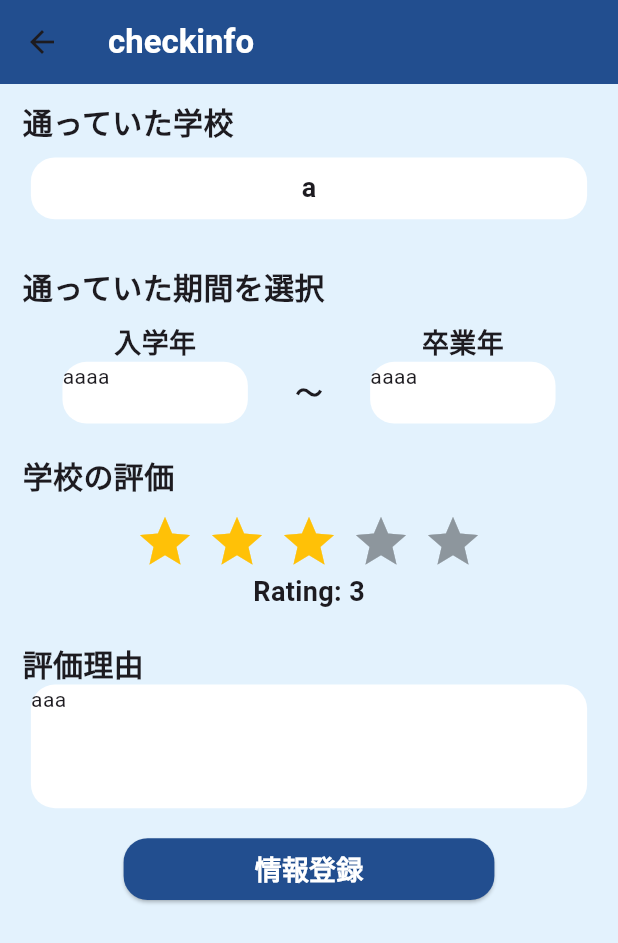
After one commit to ziburi-hiro/new_plusch, a Flutter app: the CheckInfoPage screen opened directly, on a phone screen of 412 x 824 dp. The commit adds this screen. Shown: the top 943 px of the screen. Run offline on Flutter 3.47's test engine with Material 3 defaults, Android fonts, the phone set to English and light mode, and no system bars; drawn by our look-alikes of flutter_rating_bar; our stand-ins replace carousel_slider, cloud_firestore, dots_indicator, firebase_auth, firebase_core, flutter_datetime_picker_plus and 5 more; accounts and stored records are empty.

Commit message:
make check info page

```diff
--- a/lib/Components/prefecture_area/hokkaido_area_button.dart
+++ b/lib/Components/prefecture_area/hokkaido_area_button.dart
@@ -95,9 +95,9 @@ class _HokkaidoAreaState extends State<HokkaidoArea> {
                                             itemBuilder: (BuildContext context,int index) {
                                               return Card(
                                                   child: ListTile(
-                                                    title: Text(data[index].name),
+                                                    title: Text(data[index].schoolName),
                                                     onTap: () async {
-                                                      Navigator.pop(context,[data[index].name.toString(),data[index].uid.toString()]);
+                                                      Navigator.pop(context,[data[index].schoolName.toString(),data[index].schoolId.toString()]);
                                                     },
                                                   )
                                                 );
--- a/lib/Components/prefecture_area/kantou_area_button.dart
+++ b/lib/Components/prefecture_area/kantou_area_button.dart
@@ -121,9 +121,9 @@ class _KantouAreaState extends State<KantouArea> {
                                                   itemBuilder: (BuildContext context,int index) {
                                                     return Card(
                                                         child: ListTile(
-                                                          title: Text(data[index].name),
+                                                          title: Text(data[index].schoolName),
                                                           onTap: () async {
-                                                            Navigator.pop(context,[data[index].name.toString(),data[index].uid.toString()]);
+                                                            Navigator.pop(context,[data[index].schoolName.toString(),data[index].schoolId.toString()]);
                                                           },
                                                         )
                                                     );
--- a/lib/Components/prefecture_area/kinki_area_button.dart
+++ b/lib/Components/prefecture_area/kinki_area_button.dart
@@ -128,9 +128,9 @@ class _KinkiAreaState extends State<KinkiArea> {
                                                   itemBuilder: (BuildContext context,int index) {
                                                     return Card(
                                                         child: ListTile(
-                                                          title: Text(data[index].name),
+                                                          title: Text(data[index].schoolName),
                                                           onTap: () async {
-                                                            Navigator.pop(context,[data[index].name.toString(),data[index].uid.toString()]);
+                                                            Navigator.pop(context,[data[index].schoolName.toString(),data[index].schoolId.toString()]);
                                                           },
                                                         )
                                                     );
--- a/lib/Components/prefecture_area/kyushu_area_button.dart
+++ b/lib/Components/prefecture_area/kyushu_area_button.dart
@@ -129,9 +129,9 @@ class _KyushuAreaState extends State<KyushuArea> {
                                                   itemBuilder: (BuildContext context,int index) {
                                                     return Card(
                                                         child: ListTile(
-                                                          title: Text(data[index].name),
+                                                          title: Text(data[index].schoolName),
                                                           onTap: () async {
-                                                            Navigator.pop(context,[data[index].name.toString(),data[index].uid.toString()]);
+                                                            Navigator.pop(context,[data[index].schoolName.toString(),data[index].schoolId.toString()]);
                                                           },
                                                         )
                                                     );
--- a/lib/Components/prefecture_area/shikoku_area_button.dart
+++ b/lib/Components/prefecture_area/shikoku_area_button.dart
@@ -125,9 +125,9 @@ class _ShikokuAreaState extends State<ShikokuArea> {
                                                   itemBuilder: (BuildContext context,int index) {
                                                     return Card(
                                                         child: ListTile(
-                                                          title: Text(data[index].name),
+                                                          title: Text(data[index].schoolName),
                                                           onTap: () async {
-                                                            Navigator.pop(context,[data[index].name.toString(),data[index].uid.toString()]);
+                                                            Navigator.pop(context,[data[index].schoolName.toString(),data[index].schoolId.toString()]);
                                                           },
                                                         )
                                                     );
--- a/lib/Components/prefecture_area/tohoku_area_button.dart
+++ b/lib/Components/prefecture_area/tohoku_area_button.dart
@@ -121,9 +121,9 @@ class _TouhokuAreaState extends State<TouhokuArea> {
                                                 itemBuilder: (BuildContext context,int index) {
                                                   return Card(
                                                       child: ListTile(
-                                                        title: Text(data[index].name),
+                                                        title: Text(data[index].schoolName),
                                                         onTap: () async {
-                                                          Navigator.pop(context,[data[index].name.toString(),data[index].uid.toString()]);
+                                                          Navigator.pop(context,[data[index].schoolName.toString(),data[index].schoolId.toString()]);
                                                         },
                                                       )
                                                   );
--- a/lib/Components/prefecture_area/tyubu_area_button.dart
+++ b/lib/Components/prefecture_area/tyubu_area_button.dart
@@ -130,9 +130,9 @@ class _TyubuAreaState extends State<TyubuArea> {
                                                   itemBuilder: (BuildContext context,int index) {
                                                     return Card(
                                                         child: ListTile(
-                                                          title: Text(data[index].name),
+                                                          title: Text(data[index].schoolName),
                                                           onTap: () async {
-                                                            Navigator.pop(context,[data[index].name.toString(),data[index].uid.toString()]);
+                                                            Navigator.pop(context,[data[index].schoolName.toString(),data[index].schoolId.toString()]);
                                                           },
                                                         )
                                                     );
--- a/lib/Components/prefecture_area/tyugoku_area_button.dart
+++ b/lib/Components/prefecture_area/tyugoku_area_button.dart
@@ -126,9 +126,9 @@ class _TyugokuAreaState extends State<TyugokuArea> {
                                                   itemBuilder: (BuildContext context,int index) {
                                                     return Card(
                                                         child: ListTile(
-                                                          title: Text(data[index].name),
+                                                          title: Text(data[index].schoolName),
                                                           onTap: () async {
-                                                            Navigator.pop(context,[data[index].name.toString(),data[index].uid.toString()]);
+                                                            Navigator.pop(context,[data[index].schoolName.toString(),data[index].schoolId.toString()]);
                                                           },
                                                         )
                                                     );
--- /dev/null
+++ b/lib/Screen/after_login/mypage_related/check_info_page.dart
@@ -0,0 +1,237 @@
+import 'package:flutter/material.dart';
+import 'package:flutter_rating_bar/flutter_rating_bar.dart';
+import 'package:flutter_screenutil/flutter_screenutil.dart';
+import 'package:plusch/Constants/colors.dart';
+
+class CheckInfoPage extends StatefulWidget {
+  const CheckInfoPage({super.key});
+
+  @override
+  State<CheckInfoPage> createState() => _CheckInfoPageState();
+}
+
+class _CheckInfoPageState extends State<CheckInfoPage> {
+  @override
+  Widget build(BuildContext context) {
+    var screenSize = MediaQuery.of(context).size;
+
+    return Scaffold(
+      backgroundColor: mainBackColor,
+      appBar: AppBar(
+        title: const Text('checkinfo',style: TextStyle(
+          color: Colors.white,
+          fontWeight: FontWeight.bold,
+        ),),
+        backgroundColor: appbarColor,
+      ),
+      body: SingleChildScrollView(
+        child: ScreenUtilInit(
+          designSize: const Size(393, 852),
+          child: Column(
+            children: [
+
+              ///学校名
+              const Padding(
+                padding: EdgeInsets.only(top: 10.0, left: 15.0),
+                child: Align(
+                  alignment: Alignment.centerLeft,
+                  child: Text('通っていた学校',style: TextStyle(
+                    fontWeight: FontWeight.bold,
+                    fontSize: 20,
+                  ),),
+                ),
+              ),
+
+              Padding(
+                padding: const EdgeInsets.all(10.0),
+                child: Column(
+                  children: [
+                    ///登録されている学校名を表示
+                    Container(
+                      width: screenSize.width*0.9,
+                      height: screenSize.height*0.05,
+                      decoration: BoxDecoration(
+                        borderRadius: BorderRadius.circular(16),
+                        color: Colors.white,
+                      ),
+                      child: Center(
+                        child: FittedBox(
+                          child: Text('a',style: const TextStyle(
+                            fontWeight: FontWeight.bold,
+                            fontSize: 18,
+                          ),),
+                        ),
+                      ),
+                    ),
+
+                    const SizedBox(
+                      height: 10,
+                    ),
+                  ],
+                ),
+              ),
+
+              ///在学期間
+              const Padding(
+                padding: EdgeInsets.only(top: 10.0, left: 15.0),
+                child: Align(
+                  alignment: Alignment.centerLeft,
+                  child: Text('通っていた期間を選択',style: TextStyle(
+                    fontWeight: FontWeight.bold,
+                    fontSize: 20,
+                  ),),
+                ),
+              ),
+
+              Padding(
+                padding: const EdgeInsets.all(10.0),
+                child: Row(
+                  mainAxisAlignment: MainAxisAlignment.spaceEvenly,
+                  children: [
+                    SizedBox(
+                      width: screenSize.width*0.43,
+                      child: Column(
+                        children: [
+                          const Text('入学年',style: TextStyle(
+                            fontWeight: FontWeight.bold,
+                            fontSize: 18,
+                          ),),
+                          Container(
+                            width: screenSize.width*0.30,
+                            height: screenSize.height*0.05,
+                            decoration: BoxDecoration(
+                              borderRadius: BorderRadius.circular(16),
+                              color: Colors.white,
+                            ),
+                            child: Text('aaaa'),
+                          )
+                        ],
+                      ),
+                    ),
+
+                    const Text('\n〜',style: TextStyle(
+                      fontWeight: FontWeight.bold,
+                      fontSize: 18,
+                    ),),
+
+                    SizedBox(
+                      width: screenSize.width*0.43,
+                      child: Column(
+                        children: [
+                          const Text('卒業年',style: TextStyle(
+                            fontWeight: FontWeight.bold,
+                            fontSize: 18,
+                          ),),
+                          Container(
+                            width: screenSize.width*0.30,
+                            height: screenSize.height*0.05,
+                            decoration: BoxDecoration(
+                              borderRadius: BorderRadius.circular(16),
+                              color: Colors.white,
+                            ),
+                            child: Text('aaaa'),
+                          )
+                        ],
+                      ),
+                    ),
+                  ],
+                ),
+              ),
+
+              ///評価
+              const Padding(
+                padding: EdgeInsets.only(top: 10.0, left: 15.0),
+                child: Align(
+                  alignment: Alignment.centerLeft,
+                  child: Text('学校の評価',style: TextStyle(
+                    fontWeight: FontWeight.bold,
+                    fontSize: 20,
+                  ),),
+                ),
+              ),
+
+              Padding(
+                padding: const EdgeInsets.all(10.0),
+                child: Column(
+                  children: [
+                    RatingBar.builder(
+                      initialRating: 3,
+                      minRating: 1,
+                      allowHalfRating: true,
+                      itemCount: 5,
+                      updateOnDrag: true,
+                      itemPadding: const EdgeInsets.symmetric(horizontal: 4.0),
+                      itemBuilder: (context, _) => const Icon(
+                        Icons.star,
+                        color: Colors.amber,
+                      ),
+                      onRatingUpdate: (rating) {
+                        setState(() {
+
+                        });
+                      },
+                    ),
+
+                    Text('Rating: 3',style: const TextStyle(
+                        fontWeight: FontWeight.bold,
+                        fontSize: 18
+                    ),),
+                  ],
+                ),
+              ),
+
+              ///評価理由
+              const Padding(
+                padding: EdgeInsets.only(top: 10.0, left: 15.0),
+                child: Align(
+                  alignment: Alignment.centerLeft,
+                  child: Text('評価理由',style: TextStyle(
+                    fontWeight: FontWeight.bold,
+                    fontSize: 20,
+                  ),),
+                ),
+              ),
+
+              ConstrainedBox(
+                constraints: BoxConstraints(
+                  minHeight: screenSize.height*0.1
+                ),
+                child: Container(
+                  width: screenSize.width*0.90,
+                  decoration: BoxDecoration(
+                    borderRadius: BorderRadius.circular(16),
+                    color: Colors.white,
+                  ),
+                  child: Text('aaa'),
+                ),
+              ),
+
+              ///編集・削除ボタン
+              Padding(
+                padding: const EdgeInsets.all(20.0),
+                child: SizedBox(
+                  width: screenSize.width*0.6,
+                  height: screenSize.height*0.05,
+                  child: ElevatedButton(
+                    style: ElevatedButton.styleFrom(
+                      shape: RoundedRectangleBorder(
+                        borderRadius: BorderRadius.circular(16),
+                      ),
+                      backgroundColor: buttonColor,
+                    ),
+                    onPressed: () {},
+                    child: const Text('情報登録',style: TextStyle(
+                      fontWeight: FontWeight.bold,
+                      fontSize: 18,
+                      color: Colors.white,
+                    ),),
+                  ),
+                ),
+              ),
+            ],
+          ),
+        ),
+      ),
+    );
+  }
+}
--- a/lib/Screen/after_login/mypage_related/mypage.dart
+++ b/lib/Screen/after_login/mypage_related/mypage.dart
@@ -177,12 +177,12 @@ class _MyPageState extends State<MyPage> {
                               child: Column(
                                 mainAxisAlignment: MainAxisAlignment.spaceEvenly,
                                 children: [
-                                  SchoolSelectButton(screenSize: screenSize, kindOfSchool: '幼稚園', kindOfSchoolEng: 'Kindergarten', graduatedSchoolName: (snapshot.data!['Kindergarten'] != null) ? snapshot.data!['Kindergarten'].name : ''),
-                                  SchoolSelectButton(screenSize: screenSize, kindOfSchool: '小学校', kindOfSchoolEng: 'PrimarySchool', graduatedSchoolName: (snapshot.data!['PrimarySchool'] != null) ? snapshot.data!['PrimarySchool'].name : '',),
-                                  SchoolSelectButton(screenSize: screenSize, kindOfSchool: '中学校', kindOfSchoolEng: 'JuniorHighSchool', graduatedSchoolName: (snapshot.data!['JuniorHighSchool'] != null) ? snapshot.data!['JuniorHighSchool'].name : '',),
-                                  SchoolSelectButton(screenSize: screenSize, kindOfSchool: '高等学校', kindOfSchoolEng: 'HighSchool', graduatedSchoolName: (snapshot.data!['HighSchool'] != null) ? snapshot.data!['HighSchool'].name : '',),
-                                  SchoolSelectButton(screenSize: screenSize, kindOfSchool: '大学', kindOfSchoolEng: 'University', graduatedSchoolName: (snapshot.data!['University'] != null) ? snapshot.data!['University'].name : '',),
-                                  SchoolSelectButton(screenSize: screenSize, kindOfSchool: '大学院', kindOfSchoolEng: 'GraduateSchool', graduatedSchoolName: (snapshot.data!['GraduateSchool'] != null) ? snapshot.data!['GraduateSchool'].name : '',),
+                                  SchoolSelectButton(screenSize: screenSize, kindOfSchool: '幼稚園', kindOfSchoolEng: 'Kindergarten', graduatedSchoolName: (snapshot.data!['Kindergarten'] != null) ? snapshot.data!['Kindergarten'].schoolName : ''),
+                                  SchoolSelectButton(screenSize: screenSize, kindOfSchool: '小学校', kindOfSchoolEng: 'PrimarySchool', graduatedSchoolName: (snapshot.data!['PrimarySchool'] != null) ? snapshot.data!['PrimarySchool'].schoolName : '',),
+                                  SchoolSelectButton(screenSize: screenSize, kindOfSchool: '中学校', kindOfSchoolEng: 'JuniorHighSchool', graduatedSchoolName: (snapshot.data!['JuniorHighSchool'] != null) ? snapshot.data!['JuniorHighSchool'].schoolName : '',),
+                                  SchoolSelectButton(screenSize: screenSize, kindOfSchool: '高等学校', kindOfSchoolEng: 'HighSchool', graduatedSchoolName: (snapshot.data!['HighSchool'] != null) ? snapshot.data!['HighSchool'].schoolName : '',),
+                                  SchoolSelectButton(screenSize: screenSize, kindOfSchool: '大学', kindOfSchoolEng: 'University', graduatedSchoolName: (snapshot.data!['University'] != null) ? snapshot.data!['University'].schoolName : '',),
+                                  SchoolSelectButton(screenSize: screenSize, kindOfSchool: '大学院', kindOfSchoolEng: 'GraduateSchool', graduatedSchoolName: (snapshot.data!['GraduateSchool'] != null) ? snapshot.data!['GraduateSchool'].schoolName : '',),
                                   SchoolSelectButton(screenSize: screenSize, kindOfSchool: '就職先', kindOfSchoolEng: 'Employment', graduatedSchoolName: ''),
                                 ],
                               )
--- a/lib/Screen/after_login/mypage_related/prefectures_select_page.dart
+++ b/lib/Screen/after_login/mypage_related/prefectures_select_page.dart
@@ -35,9 +35,9 @@ class _PrefecturesSelectPageState extends State<PrefecturesSelectPage> {
           ),),
           leading: IconButton(
             onPressed: () {
-              Navigator.pop(context,'');
+              Navigator.pop(context,['','']);
             },
-            icon: Icon(Icons.close),
+            icon: const Icon(Icons.close),
             color: Colors.white,
           ),
           backgroundColor: appbarColor,
```
Also changed, not shown: lib/Components/schoolselectbutton.dart (+32 -14 lines), lib/Models/school.dart (+8 -8 lines), lib/Screen/after_login/mypage_related/enter_info_page.dart (+17 -5 lines).
